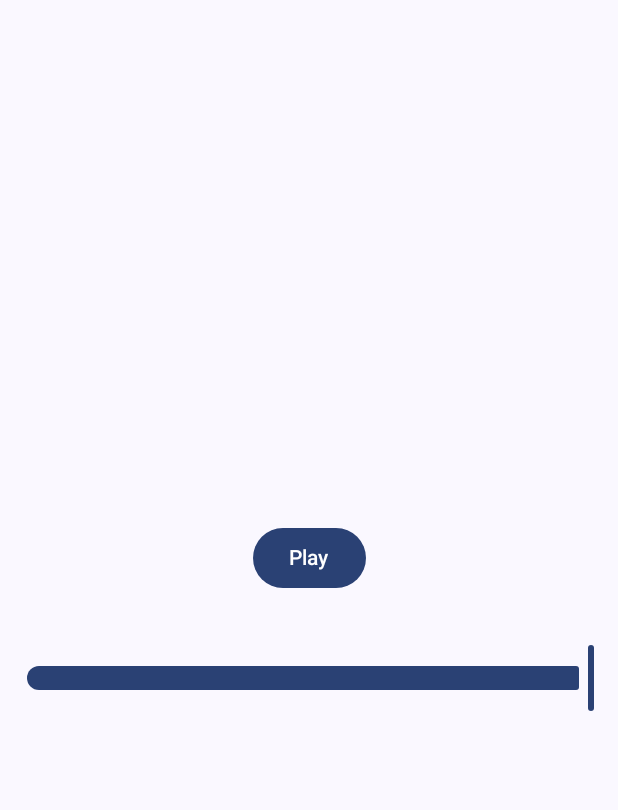
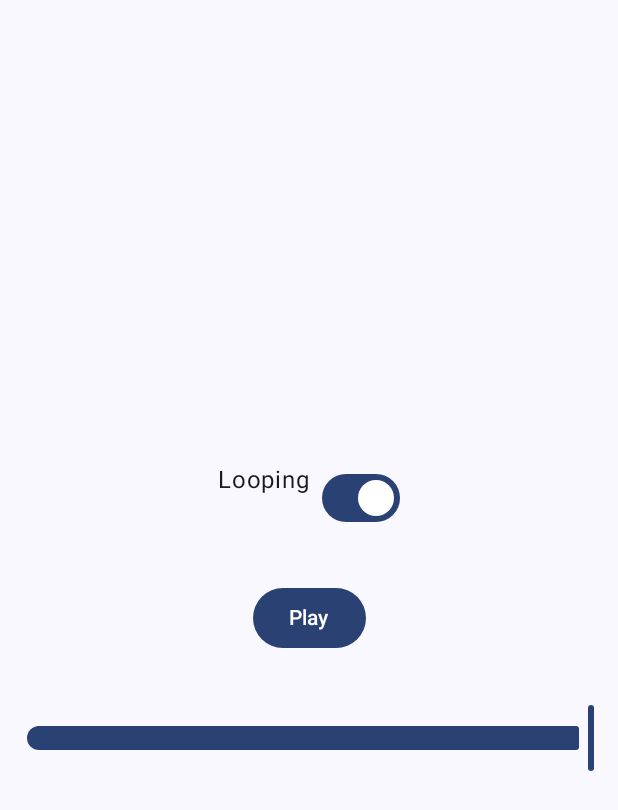
Before and after one commit to annedawson/WhiteNoise, an Android app built with Jetpack Compose: the composable WhiteNoisePlayer shown on its own in the app's theme, on a phone screen of 412 x 824 dp. Shown: the top 810 px of the screen. Run offline under Robolectric (Android 15) with nearby library versions, the phone set to English and light mode, and no system bars.

Commit message:
Third commit - added a looping switch 22/10/24, 12:21 PT

```diff
--- a/app/src/main/java/net/annedawson/whitenoise/MainActivity.kt
+++ b/app/src/main/java/net/annedawson/whitenoise/MainActivity.kt
@@ -41,12 +41,33 @@ fun WhiteNoisePlayer(modifier: Modifier = Modifier) {
     var isPlaying by remember { mutableStateOf(false) }
     val mediaPlayer = remember { MediaPlayer.create(context, R.raw.whitenoise) }
     var sliderPosition by remember { mutableStateOf(1f) }
+    var isLooping by remember { mutableStateOf(true) }
+
+    // Set looping based on the state
+    mediaPlayer.isLooping = isLooping
 
     Column(
         modifier = modifier.fillMaxSize(),
         verticalArrangement = Arrangement.Center,
         horizontalAlignment = Alignment.CenterHorizontally
     ) {
+        Row( // Row for the switch
+            modifier = Modifier
+                .fillMaxWidth()
+                .padding(16.dp),
+            horizontalArrangement = Arrangement.Center
+        ) {
+            Text("Looping")
+            Spacer(modifier = Modifier.width(8.dp))
+            Switch(
+                checked = isLooping,
+                onCheckedChange = { isChecked ->
+                    isLooping = isChecked
+                    mediaPlayer.isLooping = isChecked // Update looping
+                }
+            )
+        }
+
         Button(
             onClick = {
                 if (isPlaying) {
```
